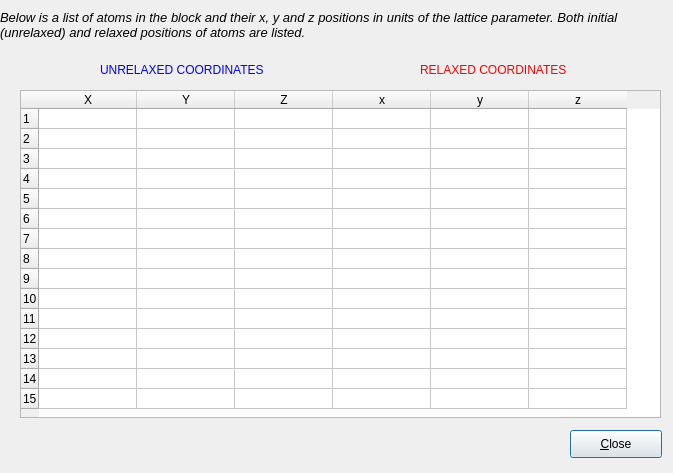
The window that ui/dcoordatoms.ui (dmt4/ddplot) describes before a commit, drawn with Qt 5.
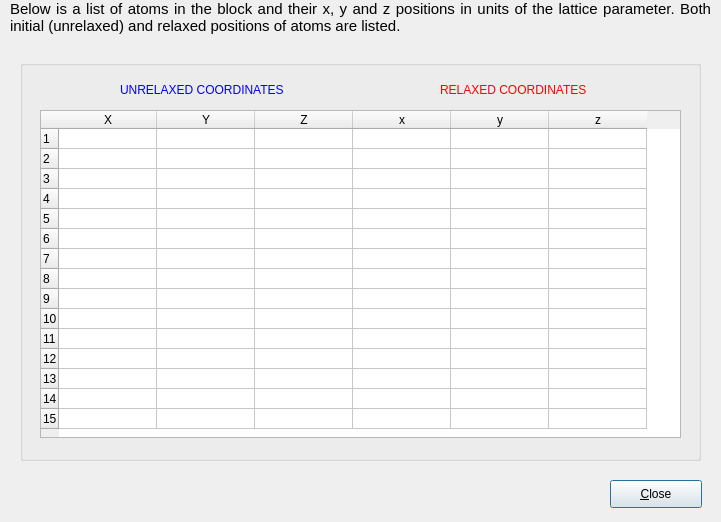
The same window after the commit.

Patch:
```diff
--- a/ui/dcoordatoms.ui
+++ b/ui/dcoordatoms.ui
@@ -6,51 +6,19 @@
    <rect>
     <x>0</x>
     <y>0</y>
-    <width>673</width>
-    <height>473</height>
+    <width>721</width>
+    <height>522</height>
    </rect>
   </property>
   <property name="windowTitle">
    <string>Coordinates of atoms</string>
   </property>
-  <widget class="QLabel" name="textLabel1_2_2">
-   <property name="geometry">
-    <rect>
-     <x>420</x>
-     <y>60</y>
-     <width>160</width>
-     <height>20</height>
-    </rect>
-   </property>
-   <property name="text">
-    <string>&lt;font color=&quot;#ff0000&quot;&gt;RELAXED COORDINATES&lt;/font&gt;</string>
-   </property>
-   <property name="wordWrap">
-    <bool>false</bool>
-   </property>
-  </widget>
-  <widget class="QLabel" name="textLabel1_2">
-   <property name="geometry">
-    <rect>
-     <x>100</x>
-     <y>60</y>
-     <width>180</width>
-     <height>20</height>
-    </rect>
-   </property>
-   <property name="text">
-    <string>&lt;font color=&quot;#0000ff&quot;&gt;UNRELAXED COORDINATES&lt;/font&gt;</string>
-   </property>
-   <property name="wordWrap">
-    <bool>false</bool>
-   </property>
-  </widget>
   <widget class="QLabel" name="textLabel1">
    <property name="geometry">
     <rect>
-     <x>0</x>
+     <x>10</x>
      <y>0</y>
-     <width>680</width>
+     <width>701</width>
      <height>50</height>
     </rect>
    </property>
@@ -58,14 +26,14 @@
     <string>&lt;!DOCTYPE HTML PUBLIC &quot;-//W3C//DTD HTML 4.0//EN&quot; &quot;http://www.w3.org/TR/REC-html40/strict.dtd&quot;&gt;
 &lt;html&gt;&lt;head&gt;&lt;meta name=&quot;qrichtext&quot; content=&quot;1&quot; /&gt;&lt;style type=&quot;text/css&quot;&gt;
 p, li { white-space: pre-wrap; }
-&lt;/style&gt;&lt;/head&gt;&lt;body style=&quot; font-family:'Sans'; font-size:10pt; font-weight:400; font-style:normal;&quot;&gt;
-&lt;p style=&quot; margin-top:0px; margin-bottom:0px; margin-left:0px; margin-right:0px; -qt-block-indent:0; text-indent:0px;&quot;&gt;&lt;span style=&quot; font-style:italic;&quot;&gt;Below is a list of atoms in the block and their x, y and z positions in units of the lattice parameter. Both initial (unrelaxed) and relaxed positions of atoms are listed.&lt;/span&gt;&lt;/p&gt;&lt;/body&gt;&lt;/html&gt;</string>
+&lt;/style&gt;&lt;/head&gt;&lt;body style=&quot; font-family:'Ubuntu'; font-size:11pt; font-weight:400; font-style:normal;&quot;&gt;
+&lt;p align=&quot;justify&quot; style=&quot; margin-top:0px; margin-bottom:0px; margin-left:0px; margin-right:0px; -qt-block-indent:0; text-indent:0px;&quot;&gt;Below is a list of atoms in the block and their x, y and z positions in units of the lattice parameter. Both initial (unrelaxed) and relaxed positions of atoms are listed.&lt;/p&gt;&lt;/body&gt;&lt;/html&gt;</string>
    </property>
    <property name="textFormat">
     <enum>Qt::RichText</enum>
    </property>
    <property name="alignment">
-    <set>Qt::AlignVCenter</set>
+    <set>Qt::AlignLeading|Qt::AlignLeft|Qt::AlignTop</set>
    </property>
    <property name="wordWrap">
     <bool>true</bool>
@@ -74,11 +42,36 @@
     <number>5</number>
    </property>
   </widget>
+  <widget class="QPushButton" name="button">
+   <property name="geometry">
+    <rect>
+     <x>610</x>
+     <y>480</y>
+     <width>92</width>
+     <height>28</height>
+    </rect>
+   </property>
+   <property name="text">
+    <string>&amp;Close</string>
+   </property>
+  </widget>
+  <widget class="QGroupBox" name="groupBox">
+   <property name="geometry">
+    <rect>
+     <x>20</x>
+     <y>60</y>
+     <width>681</width>
+     <height>401</height>
+    </rect>
+   </property>
+   <property name="title">
+    <string/>
+   </property>
   <widget class="QTableWidget" name="coordTable">
    <property name="geometry">
     <rect>
      <x>20</x>
-     <y>90</y>
+      <y>50</y>
      <width>641</width>
      <height>328</height>
     </rect>
@@ -207,18 +200,38 @@
     </property>
    </column>
   </widget>
-  <widget class="QPushButton" name="button">
+   <widget class="QLabel" name="textLabel1_2">
    <property name="geometry">
     <rect>
-     <x>570</x>
-     <y>430</y>
-     <width>92</width>
-     <height>28</height>
+      <x>100</x>
+      <y>20</y>
+      <width>191</width>
+      <height>20</height>
     </rect>
    </property>
    <property name="text">
-    <string>&amp;Close</string>
-   </property>
+     <string>&lt;font color=&quot;#0000ff&quot;&gt;UNRELAXED COORDINATES&lt;/font&gt;</string>
+    </property>
+    <property name="wordWrap">
+     <bool>false</bool>
+    </property>
+   </widget>
+   <widget class="QLabel" name="textLabel1_2_2">
+    <property name="geometry">
+     <rect>
+      <x>420</x>
+      <y>20</y>
+      <width>171</width>
+      <height>20</height>
+     </rect>
+    </property>
+    <property name="text">
+     <string>&lt;font color=&quot;#ff0000&quot;&gt;RELAXED COORDINATES&lt;/font&gt;</string>
+    </property>
+    <property name="wordWrap">
+     <bool>false</bool>
+    </property>
+   </widget>
   </widget>
  </widget>
  <layoutdefault spacing="6" margin="11"/>
```
Lines whose indentation alone changed are shown as unchanged.
